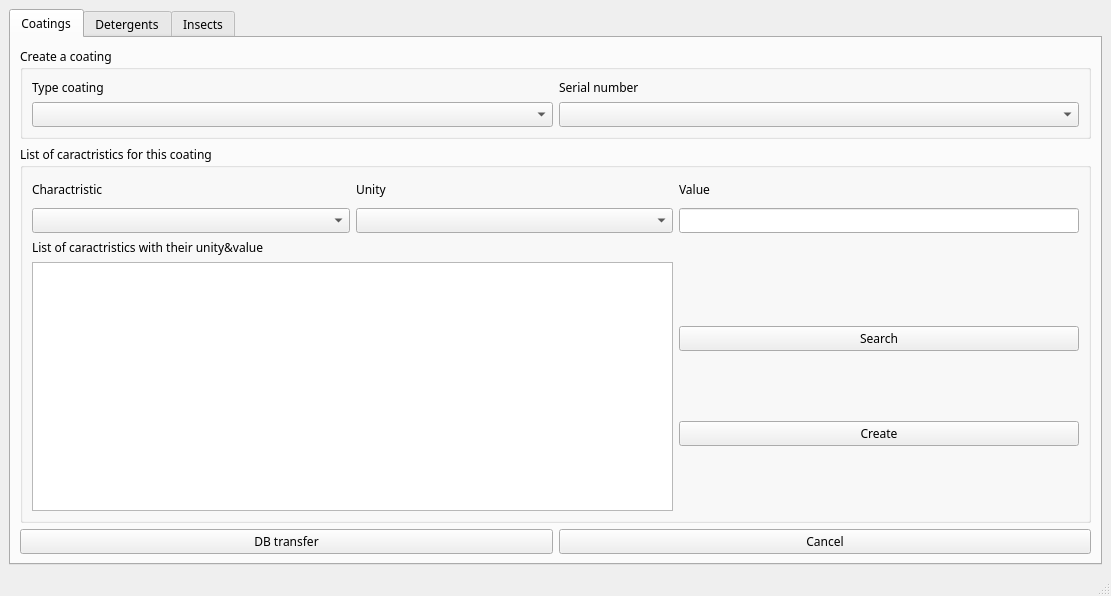
The window that cleansky_LMSM/ui_to_py_by_qtdesigner/Items_to_be_tested.ui (HouzeZHANG/CSLMSM) describes before a commit, drawn with Qt 5.
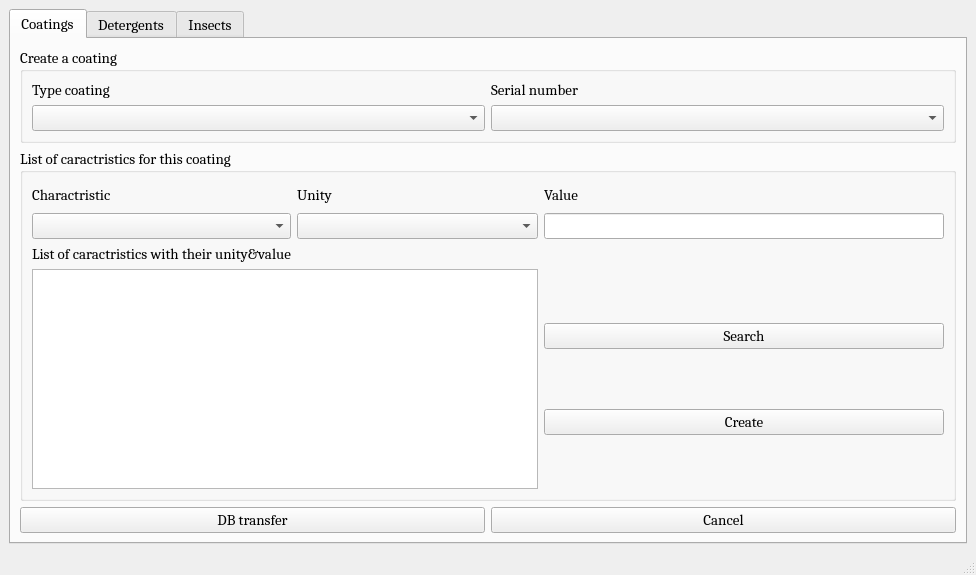
The same window after the commit.

The edit to the form file:
```diff
--- a/cleansky_LMSM/ui_to_py_by_qtdesigner/Items_to_be_tested.ui
+++ b/cleansky_LMSM/ui_to_py_by_qtdesigner/Items_to_be_tested.ui
@@ -6,8 +6,8 @@
    <rect>
     <x>0</x>
     <y>0</y>
-    <width>1111</width>
-    <height>596</height>
+    <width>976</width>
+    <height>561</height>
    </rect>
   </property>
   <property name="windowTitle">
@@ -19,7 +19,8 @@
      <widget class="QTabWidget" name="tabWidget">
       <property name="font">
        <font>
-        <family>Tw Cen MT</family>
+        <family>Cambria</family>
+        <pointsize>11</pointsize>
        </font>
       </property>
       <property name="currentIndex">
@@ -34,6 +35,12 @@
          <layout class="QGridLayout" name="gridLayout_4">
           <item row="3" column="0">
            <widget class="QPushButton" name="pushButton_12">
+            <property name="font">
+             <font>
+              <family>Cambria</family>
+              <pointsize>11</pointsize>
+             </font>
+            </property>
             <property name="text">
              <string>DB transfer</string>
             </property>
@@ -41,6 +48,12 @@
           </item>
           <item row="3" column="1">
            <widget class="QPushButton" name="pushButton_13">
+            <property name="font">
+             <font>
+              <family>Cambria</family>
+              <pointsize>11</pointsize>
+             </font>
+            </property>
             <property name="text">
              <string>Cancel</string>
             </property>
@@ -48,6 +61,12 @@
           </item>
           <item row="0" column="0" colspan="2">
            <widget class="QGroupBox" name="groupBox_14">
+            <property name="font">
+             <font>
+              <family>Cambria</family>
+              <pointsize>11</pointsize>
+             </font>
+            </property>
             <property name="title">
              <string>Create a coating</string>
             </property>
@@ -60,6 +79,12 @@
                  <height>50</height>
                 </size>
                </property>
+               <property name="font">
+                <font>
+                 <family>Cambria</family>
+                 <pointsize>11</pointsize>
+                </font>
+               </property>
                <property name="text">
                 <string>Type coating</string>
                </property>
@@ -73,16 +98,36 @@
                  <height>25</height>
                 </size>
                </property>
+               <property name="font">
+                <font>
+                 <family>Cambria</family>
+                 <pointsize>11</pointsize>
+                </font>
+               </property>
                <property name="text">
                 <string>Serial number</string>
                </property>
               </widget>
              </item>
              <item row="1" column="0">
-              <widget class="QComboBox" name="comboBox_11"/>
+              <widget class="QComboBox" name="comboBox_11">
+               <property name="font">
+                <font>
+                 <family>Cambria</family>
+                 <pointsize>11</pointsize>
+                </font>
+               </property>
+              </widget>
              </item>
              <item row="1" column="1">
-              <widget class="QComboBox" name="comboBox_12"/>
+              <widget class="QComboBox" name="comboBox_12">
+               <property name="font">
+                <font>
+                 <family>Cambria</family>
+                 <pointsize>11</pointsize>
+                </font>
+               </property>
+              </widget>
              </item>
             </layout>
            </widget>
@@ -95,6 +140,12 @@
               <height>350</height>
              </size>
             </property>
+            <property name="font">
+             <font>
+              <family>Cambria</family>
+              <pointsize>11</pointsize>
+             </font>
+            </property>
             <property name="title">
              <string>List of caractristics for this coating</string>
             </property>
@@ -107,6 +158,12 @@
                  <height>25</height>
                 </size>
                </property>
+               <property name="font">
+                <font>
+                 <family>Cambria</family>
+                 <pointsize>11</pointsize>
+                </font>
+               </property>
                <property name="text">
                 <string>Charactristic</string>
                </property>
@@ -120,6 +177,12 @@
                  <height>25</height>
                 </size>
                </property>
+               <property name="font">
+                <font>
+                 <family>Cambria</family>
+                 <pointsize>11</pointsize>
+                </font>
+               </property>
                <property name="text">
                 <string>Unity</string>
                </property>
@@ -127,16 +190,36 @@
              </item>
              <item row="0" column="2">
               <widget class="QLabel" name="label_27">
+               <property name="font">
+                <font>
+                 <family>Cambria</family>
+                 <pointsize>11</pointsize>
+                </font>
+               </property>
                <property name="text">
                 <string>Value</string>
                </property>
               </widget>
              </item>
              <item row="1" column="0">
-              <widget class="QComboBox" name="comboBox_14"/>
+              <widget class="QComboBox" name="comboBox_14">
+               <property name="font">
+                <font>
+                 <family>Cambria</family>
+                 <pointsize>11</pointsize>
+                </font>
+               </property>
+              </widget>
              </item>
              <item row="1" column="1">
-              <widget class="QComboBox" name="comboBox_13"/>
+              <widget class="QComboBox" name="comboBox_13">
+               <property name="font">
+                <font>
+                 <family>Cambria</family>
+                 <pointsize>11</pointsize>
+                </font>
+               </property>
+              </widget>
              </item>
              <item row="1" column="2">
               <widget class="QLineEdit" name="lineEdit_8">
@@ -146,10 +229,22 @@
                  <height>16777215</height>
                 </size>
                </property>
+               <property name="font">
+                <font>
+                 <family>Cambria</family>
+                 <pointsize>11</pointsize>
+                </font>
+               </property>
               </widget>
              </item>
              <item row="2" column="0">
               <widget class="QLabel" name="label_24">
+               <property name="font">
+                <font>
+                 <family>Cambria</family>
+                 <pointsize>11</pointsize>
+                </font>
+               </property>
                <property name="text">
                 <string>List of caractristics with their unity&amp;value</string>
                </property>
@@ -159,6 +254,12 @@
               <layout class="QGridLayout" name="gridLayout_14">
                <item row="0" column="0">
                 <widget class="QPushButton" name="pushButton_14">
+                 <property name="font">
+                  <font>
+                   <family>Cambria</family>
+                   <pointsize>11</pointsize>
+                  </font>
+                 </property>
                  <property name="text">
                   <string>Search</string>
                  </property>
@@ -166,6 +267,12 @@
                </item>
                <item row="1" column="0">
                 <widget class="QPushButton" name="pushButton_15">
+                 <property name="font">
+                  <font>
+                   <family>Cambria</family>
+                   <pointsize>11</pointsize>
+                  </font>
+                 </property>
                  <property name="text">
                   <string>Create</string>
                  </property>
@@ -181,6 +288,12 @@
                  <height>16777215</height>
                 </size>
                </property>
+               <property name="font">
+                <font>
+                 <family>Cambria</family>
+                 <pointsize>11</pointsize>
+                </font>
+               </property>
               </widget>
              </item>
             </layout>
```
Left out of the diff: 226 changed lines with no effect on the pictures. Lines whose indentation alone changed are shown as unchanged.
